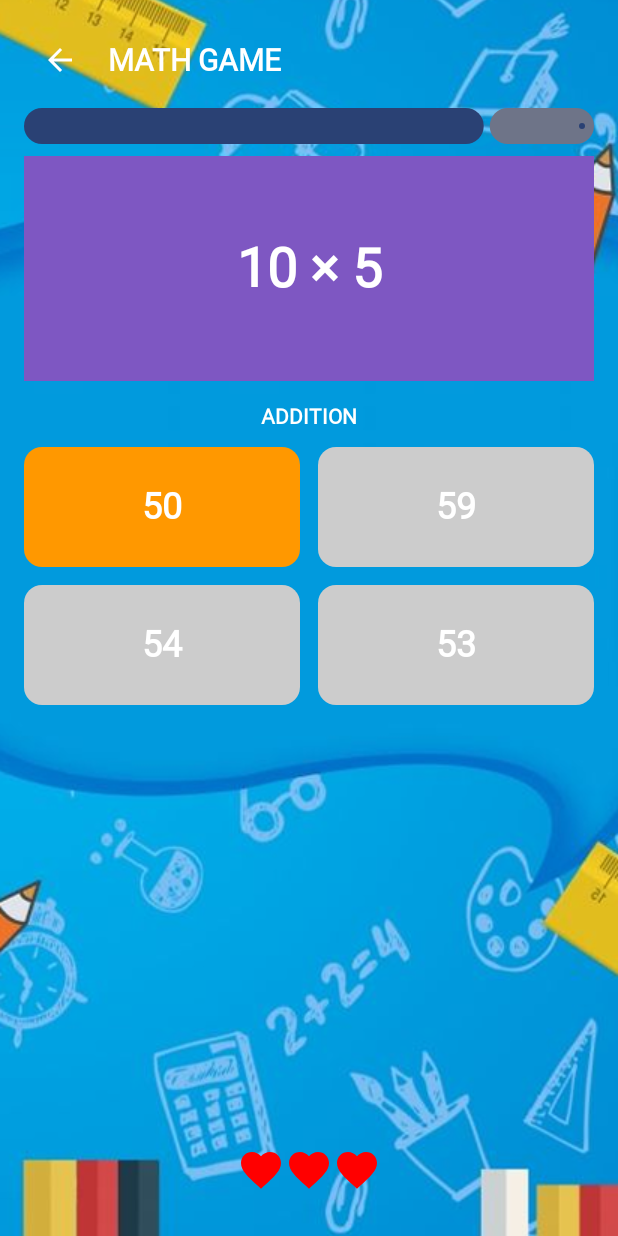
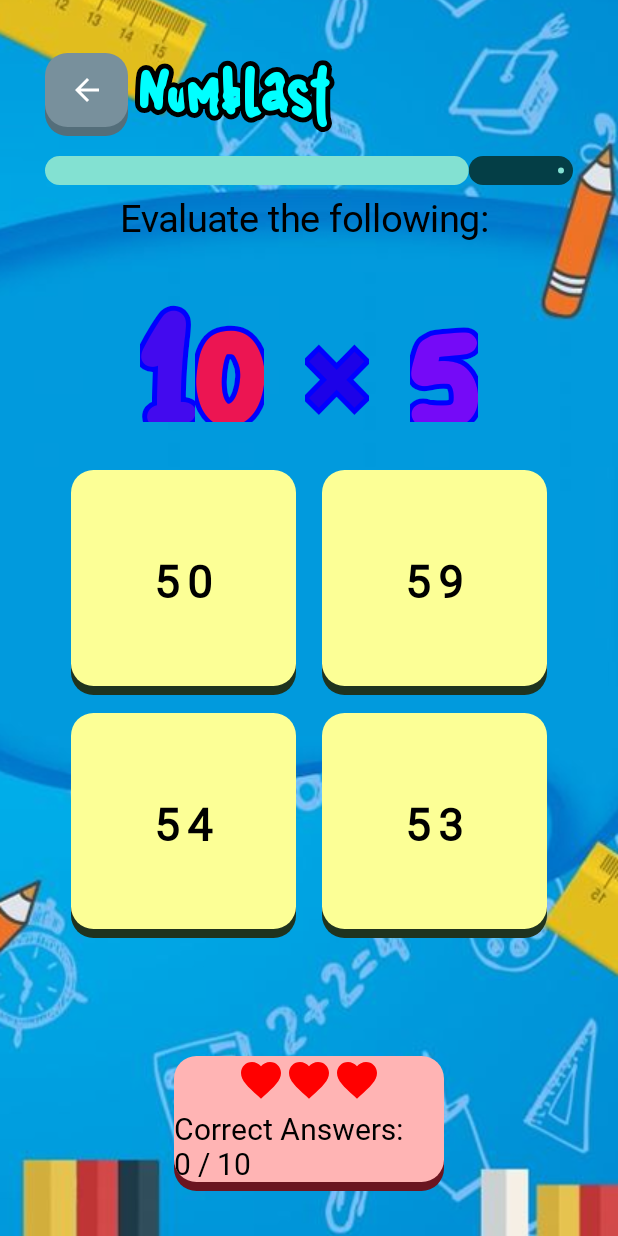
Before and after one commit to raphaelcatacutan/EZLearn, an Android app built with Jetpack Compose: the numblast screen opened through its navigation route, on a phone screen of 412 x 824 dp. Run offline under Robolectric (Android 15) with nearby library versions, the light colour scheme and no system bars; Roboto replaces fonts that are not available here.

Commit message:
Numblast design

```diff
--- a/app/src/main/java/com/plm/ezlearn/ui/components/ColorfulLetters.kt
+++ b/app/src/main/java/com/plm/ezlearn/ui/components/ColorfulLetters.kt
@@ -7,6 +7,7 @@
 import androidx.compose.material3.LocalTextStyle
 import androidx.compose.material3.Text
 import androidx.compose.runtime.Composable
+import androidx.compose.runtime.remember
 import androidx.compose.ui.Modifier
 import androidx.compose.ui.graphics.Color
 import androidx.compose.ui.graphics.drawscope.Stroke
@@ -76,7 +77,7 @@
             }
 
             // generate new color for each character if randomizeColor is true
-            val fillColor = if (randomizeColor) generateBrightColor() else fillColor
+            val fillColor = remember { if (randomizeColor) generateBrightColor() else fillColor }
 
             Box {
                 Text(
--- a/app/src/main/java/com/plm/ezlearn/ui/pages/Numblast.kt
+++ b/app/src/main/java/com/plm/ezlearn/ui/pages/Numblast.kt
@@ -6,7 +6,6 @@ import androidx.compose.animation.core.LinearEasing
 import androidx.compose.animation.core.tween
 import androidx.compose.foundation.background
 import androidx.compose.foundation.clickable
-import androidx.compose.foundation.layout.Arrangement
 import androidx.compose.foundation.layout.Box
 import androidx.compose.foundation.layout.Column
 import androidx.compose.foundation.layout.Row
@@ -46,8 +45,14 @@ import androidx.navigation.compose.rememberNavController
 import com.plm.ezlearn.ui.theme.EZLearnTheme
 import com.plm.ezlearn.ui.components.*
 import androidx.compose.foundation.Image
+import androidx.compose.foundation.layout.Arrangement
+import androidx.compose.foundation.layout.fillMaxHeight
+import androidx.compose.ui.graphics.StrokeCap
+import androidx.compose.ui.graphics.drawscope.Stroke
 import androidx.compose.ui.layout.ContentScale
 import com.plm.ezlearn.R
+import com.plm.ezlearn.ui.theme.chalkboardFont
+import com.plm.ezlearn.ui.theme.shootingStarFont
 
 @Composable
 fun ViewNumblast(navController: NavController = rememberNavController()) {
@@ -88,96 +93,114 @@ fun ViewNumblast(navController: NavController = rememberNavController()) {
         Column(
             modifier = Modifier
                 .fillMaxSize()
-                .padding(16.dp)
+                .padding(vertical = 30.dp, horizontal = 30.dp)
         ) {
             // Top Bar
             Row(
                 verticalAlignment = Alignment.CenterVertically,
                 modifier = Modifier.fillMaxWidth()
             ) {
-                IconButton(onClick = onBackClick) {
+                ComponentThreeDContainer(
+                    modifier = Modifier
+                        .width(55.dp)
+                        .height(55.dp),
+                    backgroundColor = Color(0xFF78909C),
+                    shadowColor = Color(0xFF546E7A),
+                    cornerRadius = 15.dp,
+                    isPushable = true,
+                    onClick = { isPaused = true }
+                ) {
                     Icon(
                         imageVector = Icons.Default.ArrowBack,
-                        contentDescription = "Back",
-                        tint = Color.White
+                        contentDescription = "Pause",
+                        tint = Color.White,
+                        modifier = Modifier.size(24.dp)
                     )
                 }
                 Spacer(modifier = Modifier.width(8.dp))
-                Text(
-                    text = "MATH GAME",
-                    color = Color.White,
-                    fontSize = 20.sp,
-                    fontWeight = FontWeight.Bold
+                ComponentOutlinedText(
+                    text = "Numblast",
+                    fillColor = Color.Cyan,
+                    fontSize = 30.sp,
+                    fontFamily = shootingStarFont,
+                    outlineColor = Color.Black,
+                    outlineDrawStyle = Stroke(10f)
                 )
             }
 
-            // Timer bar
             LinearProgressIndicator(
                 progress = { progress.value },
                 modifier = Modifier
                     .fillMaxWidth()
-                    .height(40.dp)
-                    .padding(vertical = 8.dp)
+                    .height(35.dp)
+                    .padding(vertical = 8.dp),
+                strokeCap = StrokeCap.Round,
+                color = Color(0xFF83E1D2),
+                trackColor = Color(0xFF043E46),
+                gapSize = 0.dp,
             )
-            // Question Box
-            Box(
+            Spacer(modifier = Modifier.width(50.dp))
+
+            //Question  Box
+            Column(
                 modifier = Modifier
                     .fillMaxWidth()
                     .height(150.dp)
-                    .background(Color(0xFF7E57C2))
-                    .padding(16.dp),
-                contentAlignment = Alignment.Center
+                    .background(Color.Transparent),
+                horizontalAlignment = Alignment.CenterHorizontally
             ) {
                 Text(
+                    text = "Evaluate the following: ",
+                    fontSize = 25.sp,
+                    fontFamily = chalkboardFont,
+                    color = Color.Black
+                )
+                Spacer(modifier = Modifier.width(8.dp))
+                ComponentOutlinedText(
                     text = question.question,
-                    fontSize = 36.sp,
-                    color = Color.White,
-                    fontWeight = FontWeight.Bold
+                    outlineColor = Color.Blue,
+                    randomizeColor = true,
+                    fontWeight = FontWeight.Bold,
+                    fontSize = 80.sp,
+                    fontFamily = shootingStarFont,
+                    outlineDrawStyle = Stroke(10f)
                 )
             }
 
-            Spacer(modifier = Modifier.height(16.dp))
-
-            // Mode title
-            Text(
-                text = "ADDITION",
-                color = Color.White,
-                fontWeight = FontWeight.Bold,
-                fontSize = 14.sp,
-                modifier = Modifier.align(Alignment.CenterHorizontally)
-            )
-
-            Spacer(modifier = Modifier.height(12.dp))
+            Spacer(modifier = Modifier.height(32.dp))
 
             // Options
             Column(verticalArrangement = Arrangement.spacedBy(12.dp)) {
                 for (row in question.options.chunked(2)) {
                     Row(
-                        horizontalArrangement = Arrangement.spacedBy(12.dp),
+                        horizontalArrangement = Arrangement.SpaceEvenly,
                         modifier = Modifier.fillMaxWidth()
                     ) {
                         row.forEachIndexed { index, option ->
-                            val bgColor = when (question.answer == option) {
-                                true -> Color(0xFFFF9800) // Orange
-                                false -> Color.LightGray
-                            }
-                            Box(
+                            val bgColor = if (question.answer == option && showExplanation) Color(
+                                0xFFB6F596
+                            ) else Color(0xFFFCFF96)
+                            ComponentThreeDContainer(
                                 modifier = Modifier
-                                    .weight(1f)
-                                    .height(80.dp)
-                                    .clip(RoundedCornerShape(12.dp))
-                                    .background(bgColor)
-                                    .clickable {
+                                    .width(150.dp)
+                                    .height(150.dp),
+                                backgroundColor = bgColor,
+                                shadowColor = Color(0xFF1F331F),
+                                cornerRadius = 15.dp,
+                                onClick = {
                                     showExplanation = true
                                     isCorrect = option == question.answer
                                 },
-                                contentAlignment = Alignment.Center
+                                isPushable = true
                             ) {
                                 Text(
                                     text = option,
-                                    fontSize = 24.sp,
+                                    fontSize = 30.sp,
                                     fontWeight = FontWeight.Bold,
-                                    color = Color.White
+                                    color = Color.Black,
+                                    letterSpacing = 5.sp,
+                                    modifier = Modifier
+                                        .padding(top = 5.dp)
                                 )
                             }
                         }
@@ -187,11 +210,29 @@ fun ViewNumblast(navController: NavController = rememberNavController()) {
 
             Spacer(modifier = Modifier.weight(1f))
 
-            // Lives
+            Column(
+                modifier = Modifier
+                    .fillMaxWidth()
+                    .padding(top = 20.dp),
+                horizontalAlignment = Alignment.CenterHorizontally
+            ) {// Lives
+                ComponentThreeDContainer(
+                    modifier = Modifier
+                        .width(180.dp)
+                        .height(90.dp),
+                    backgroundColor = Color(0xFFFFB4B4),
+                    shadowColor = Color(0xFF6B1520),
+                    cornerRadius = 15.dp
+                ) {
+                    Column(
+                        modifier = Modifier
+                            .fillMaxWidth(),
+                        horizontalAlignment = Alignment.CenterHorizontally,
+                        verticalArrangement = Arrangement.spacedBy(0.dp)
+                    ) {
                         Row(
                             modifier = Modifier
-                    .fillMaxWidth()
-                    .padding(bottom = 12.dp),
+                                .fillMaxWidth(),
                             horizontalArrangement = Arrangement.Center
                         ) {
                             repeat(3) { index ->
@@ -201,6 +242,16 @@ fun ViewNumblast(navController: NavController = rememberNavController()) {
                                     tint = if (index < lives) Color.Red else Color.LightGray,
                                     modifier = Modifier.size(32.dp)
                                 )
+                            }
+                        }
+                        Text(
+                            text = "Correct Answers: $correctAnswers / 10",
+                            color = Color.Black,
+                            fontSize = 20.sp,
+                            modifier = Modifier
+                                .padding(top = 5.dp)
+                        )
+                    }
                 }
             }
         }
```
Lines whose indentation alone changed are shown as unchanged.
